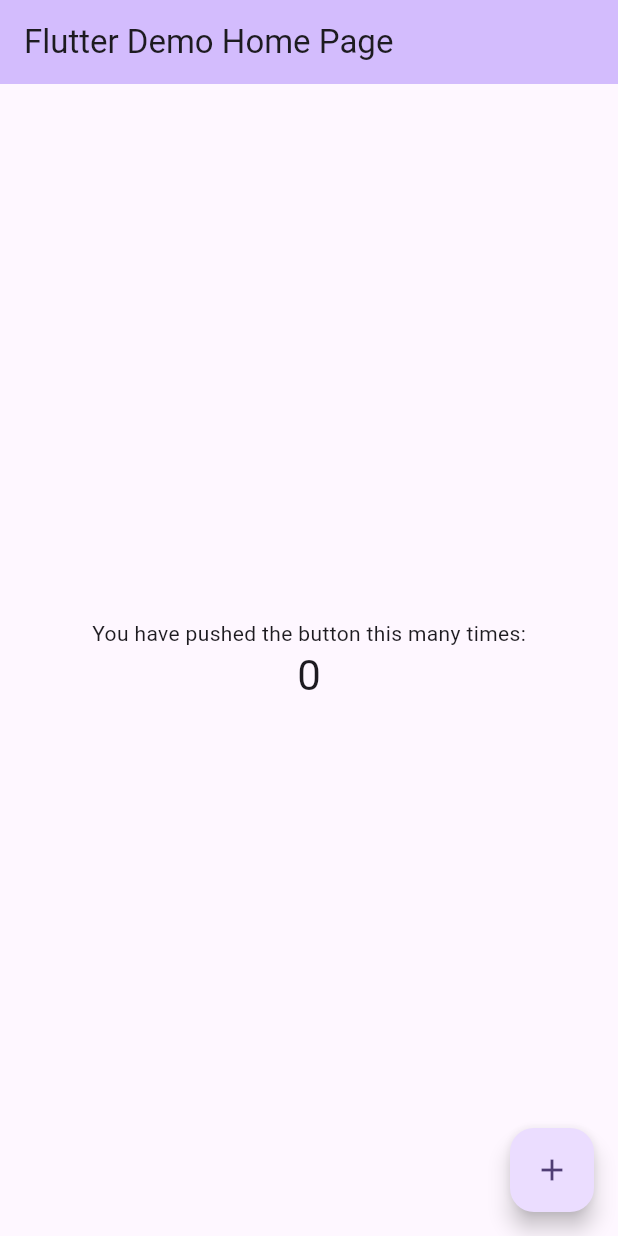
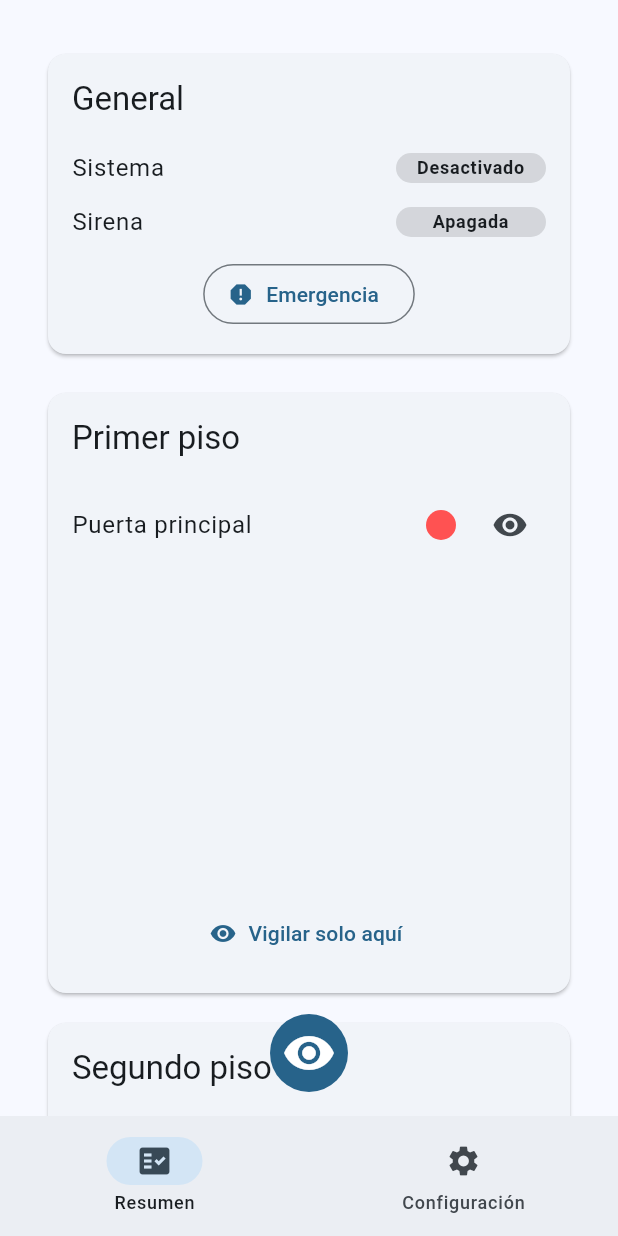
Before and after one commit to ramomar/alarmapp-pwa, a Flutter app: the screen it shows after launch, on a phone screen of 412 x 824 dp. Run offline on Flutter 3.47's test engine with Material 2 defaults, Android fonts, the phone set to English and light mode, and no system bars.

Commit message:
Scaffold layout and UI elements

```diff
--- a/lib/main.dart
+++ b/lib/main.dart
@@ -1,125 +1,61 @@
+import 'package:alarmapp_pwa/status_page.dart';
+import 'package:alarmapp_pwa/settings_page.dart';
 import 'package:flutter/material.dart';
 
 void main() {
-  runApp(const MyApp());
+  runApp(const App());
 }
 
-class MyApp extends StatelessWidget {
-  const MyApp({super.key});
+class App extends StatelessWidget {
+  const App({super.key});
 
-  // This widget is the root of your application.
   @override
   Widget build(BuildContext context) {
     return MaterialApp(
-      title: 'Flutter Demo',
+      title: 'Alarmapp',
       theme: ThemeData(
-        // This is the theme of your application.
-        //
-        // TRY THIS: Try running your application with "flutter run". You'll see
-        // the application has a blue toolbar. Then, without quitting the app,
-        // try changing the seedColor in the colorScheme below to Colors.green
-        // and then invoke "hot reload" (save your changes or press the "hot
-        // reload" button in a Flutter-supported IDE, or press "r" if you used
-        // the command line to start the app).
-        //
-        // Notice that the counter didn't reset back to zero; the application
-        // state is not lost during the reload. To reset the state, use hot
-        // restart instead.
-        //
-        // This works for code too, not just values: Most code changes can be
-        // tested with just a hot reload.
-        colorScheme: ColorScheme.fromSeed(seedColor: Colors.deepPurple),
+        colorScheme: ColorScheme.fromSeed(seedColor: Colors.lightBlue),
         useMaterial3: true,
       ),
-      home: const MyHomePage(title: 'Flutter Demo Home Page'),
+      home: const TabNavigation(),
     );
   }
 }
 
-class MyHomePage extends StatefulWidget {
-  const MyHomePage({super.key, required this.title});
-
-  // This widget is the home page of your application. It is stateful, meaning
-  // that it has a State object (defined below) that contains fields that affect
-  // how it looks.
-
-  // This class is the configuration for the state. It holds the values (in this
-  // case the title) provided by the parent (in this case the App widget) and
-  // used by the build method of the State. Fields in a Widget subclass are
-  // always marked "final".
-
-  final String title;
+class TabNavigation extends StatefulWidget {
+  const TabNavigation({super.key});
 
   @override
-  State<MyHomePage> createState() => _MyHomePageState();
+  State<TabNavigation> createState() => _TabNavigationState();
 }
 
-class _MyHomePageState extends State<MyHomePage> {
-  int _counter = 0;
-
-  void _incrementCounter() {
-    setState(() {
-      // This call to setState tells the Flutter framework that something has
-      // changed in this State, which causes it to rerun the build method below
-      // so that the display can reflect the updated values. If we changed
-      // _counter without calling setState(), then the build method would not be
-      // called again, and so nothing would appear to happen.
-      _counter++;
-    });
-  }
+class _TabNavigationState extends State<TabNavigation> {
+  int _currentPageIndex = 0;
 
   @override
   Widget build(BuildContext context) {
-    // This method is rerun every time setState is called, for instance as done
-    // by the _incrementCounter method above.
-    //
-    // The Flutter framework has been optimized to make rerunning build methods
-    // fast, so that you can just rebuild anything that needs updating rather
-    // than having to individually change instances of widgets.
     return Scaffold(
-      appBar: AppBar(
-        // TRY THIS: Try changing the color here to a specific color (to
-        // Colors.amber, perhaps?) and trigger a hot reload to see the AppBar
-        // change color while the other colors stay the same.
-        backgroundColor: Theme.of(context).colorScheme.inversePrimary,
-        // Here we take the value from the MyHomePage object that was created by
-        // the App.build method, and use it to set our appbar title.
-        title: Text(widget.title),
-      ),
-      body: Center(
-        // Center is a layout widget. It takes a single child and positions it
-        // in the middle of the parent.
-        child: Column(
-          // Column is also a layout widget. It takes a list of children and
-          // arranges them vertically. By default, it sizes itself to fit its
-          // children horizontally, and tries to be as tall as its parent.
-          //
-          // Column has various properties to control how it sizes itself and
-          // how it positions its children. Here we use mainAxisAlignment to
-          // center the children vertically; the main axis here is the vertical
-          // axis because Columns are vertical (the cross axis would be
-          // horizontal).
-          //
-          // TRY THIS: Invoke "debug painting" (choose the "Toggle Debug Paint"
-          // action in the IDE, or press "p" in the console), to see the
-          // wireframe for each widget.
-          mainAxisAlignment: MainAxisAlignment.center,
-          children: <Widget>[
-            const Text(
-              'You have pushed the button this many times:',
+        bottomNavigationBar: NavigationBar(
+          onDestinationSelected: (int index) {
+            setState(() {
+              _currentPageIndex = index;
+            });
+          },
+          selectedIndex: _currentPageIndex,
+          destinations: const <Widget>[
+            NavigationDestination(
+              icon: Icon(Icons.fact_check),
+              label: 'Resumen',
             ),
-            Text(
-              '$_counter',
-              style: Theme.of(context).textTheme.headlineMedium,
+            NavigationDestination(
+              icon: Icon(Icons.settings),
+              label: 'Configuración',
             ),
           ],
         ),
-      ),
-      floatingActionButton: FloatingActionButton(
-        onPressed: _incrementCounter,
-        tooltip: 'Increment',
-        child: const Icon(Icons.add),
-      ), // This trailing comma makes auto-formatting nicer for build methods.
-    );
+        body: <Widget>[
+          const StatusPage(),
+          const SettingsPage(),
+        ][_currentPageIndex]);
   }
 }
--- /dev/null
+++ b/lib/settings_page.dart
@@ -0,0 +1,30 @@
+import 'package:flutter/material.dart';
+
+class SettingsPage extends StatelessWidget {
+  const SettingsPage({super.key});
+
+  @override
+  Widget build(BuildContext context) {
+    final List<Widget> items = [
+      Row(
+        mainAxisAlignment: MainAxisAlignment.spaceBetween,
+        children: [
+          const Text('Probar sirena'),
+          OutlinedButton(
+            child: const Text('Probar'),
+            onPressed: () => {},
+          ),
+        ],
+      ),
+    ];
+
+    return ListView.separated(
+      padding: const EdgeInsets.only(left: 28, right: 28, top: 32),
+      itemCount: items.length,
+      itemBuilder: (BuildContext context, int index) {
+        return Container(child: items[index]);
+      },
+      separatorBuilder: (BuildContext context, int index) => const Divider(),
+    );
+  }
+}
--- /dev/null
+++ b/lib/status_page.dart
@@ -0,0 +1,273 @@
+import 'package:flutter/material.dart';
+
+class StatusPage extends StatelessWidget {
+  const StatusPage({super.key});
+
+  @override
+  Widget build(BuildContext context) {
+    return Padding(
+      padding: const EdgeInsets.only(left: 28, right: 28, top: 32),
+      child: Stack(
+        children: [
+          const Center(
+            child: SingleChildScrollView(
+              child: StatusView(),
+            ),
+          ),
+          Align(
+            alignment: Alignment.bottomCenter,
+            child: Padding(
+              padding: const EdgeInsets.only(bottom: 16),
+              child: IconButton.filled(
+                iconSize: 36,
+                icon: const Icon(Icons.visibility),
+                onPressed: () => {},
+              ),
+            ),
+          ),
+        ],
+      ),
+    );
+  }
+}
+
+class StatusView extends StatelessWidget {
+  const StatusView({super.key});
+
+  @override
+  Widget build(BuildContext context) {
+    return Column(
+      children: [
+        SummaryCard(
+          title: 'General',
+          height: 200,
+          indicators: const [
+            SimpleIndicator(
+              label: 'Sistema',
+              indicator: StatusChip(
+                label: 'Desactivado',
+                state: StatusChipState.disabled,
+              ),
+            ),
+            SimpleIndicator(
+              label: 'Sirena',
+              indicator: StatusChip(
+                label: 'Apagada',
+                state: StatusChipState.disabled,
+              ),
+            ),
+          ],
+          actionButton: OutlinedButton.icon(
+            onPressed: () => {},
+            icon: const Icon(Icons.report),
+            label: const Text('Emergencia'),
+          ),
+        ),
+        const SizedBox(height: 18),
+        SummaryCard(
+          title: 'Primer piso',
+          height: 400,
+          indicators: [
+            ActionableIndicator(
+              label: 'Puerta principal',
+              indicator: const StatusChipLight(state: StatusChipState.warning),
+              action: IconButton(
+                onPressed: () => {},
+                icon: const Icon(Icons.visibility),
+              ),
+            )
+          ],
+          actionButton: TextButton.icon(
+            onPressed: () => {},
+            icon: const Icon(Icons.visibility),
+            label: const Text('Vigilar solo aquí'),
+          ),
+        ),
+        const SizedBox(height: 12),
+        SummaryCard(
+          title: 'Segundo piso',
+          height: 400,
+          indicators: const [],
+          actionButton: TextButton.icon(
+            onPressed: () => {},
+            icon: const Icon(Icons.visibility),
+            label: const Text('Vigilar solo aquí'),
+          ),
+        ),
+        const SizedBox(height: 80),
+      ],
+    );
+  }
+}
+
+class SummaryCard extends StatelessWidget {
+  const SummaryCard({
+    super.key,
+    required this.title,
+    required this.height,
+    required this.indicators,
+    this.actionButton,
+  });
+
+  final String title;
+  final double height;
+  final List<Widget> indicators;
+  final Widget? actionButton;
+
+  @override
+  Widget build(BuildContext context) {
+    return Card(
+      child: SizedBox(
+        height: height,
+        child: Center(
+          child: Padding(
+            padding: const EdgeInsets.only(left: 16, right: 16, top: 16),
+            child: Column(
+              children: [
+                Align(
+                  alignment: Alignment.centerLeft,
+                  child: Text(
+                    title,
+                    style: Theme.of(context).textTheme.titleLarge,
+                  ),
+                ),
+                const SizedBox(height: 20),
+                for (var indicator in indicators) ...[
+                  indicator,
+                  const SizedBox(height: 12),
+                ],
+                Expanded(
+                  child: Align(
+                    alignment: Alignment.bottomCenter,
+                    child: Padding(
+                      padding: const EdgeInsets.only(bottom: 16),
+                      child: actionButton,
+                    ),
+                  ),
+                ),
+              ],
+            ),
+          ),
+        ),
+      ),
+    );
+  }
+}
+
+class SimpleIndicator extends StatelessWidget {
+  const SimpleIndicator({
+    super.key,
+    required this.label,
+    required this.indicator,
+  });
+
+  final String label;
+  final Widget indicator;
+
+  @override
+  Widget build(BuildContext context) {
+    return Row(
+      mainAxisAlignment: MainAxisAlignment.spaceBetween,
+      children: [
+        Text(
+          label,
+          style: Theme.of(context).textTheme.bodyLarge,
+        ),
+        indicator,
+      ],
+    );
+  }
+}
+
+class ActionableIndicator extends StatelessWidget {
+  const ActionableIndicator({
+    super.key,
+    required this.label,
+    required this.indicator,
+    required this.action,
+  });
+
+  final String label;
+  final Widget indicator;
+  final Widget action;
+
+  @override
+  Widget build(BuildContext context) {
+    return Row(
+      mainAxisAlignment: MainAxisAlignment.spaceBetween,
+      children: [
+        Text(
+          label,
+          style: Theme.of(context).textTheme.bodyLarge,
+        ),
+        Row(
+          children: [
+            indicator,
+            const SizedBox(width: 12),
+            action,
+          ],
+        ),
+      ],
+    );
+  }
+}
+
+enum StatusChipState { disabled, warning, ready }
+
+final Map<StatusChipState, Color?> statusToColor = Map.of({
+  StatusChipState.ready: Colors.greenAccent[200],
+  StatusChipState.disabled: Colors.black12,
+  StatusChipState.warning: Colors.redAccent[200],
+});
+
+class StatusChip extends StatelessWidget {
+  const StatusChip({super.key, required this.label, required this.state});
+
+  final String label;
+  final StatusChipState state;
+
+  @override
+  Widget build(BuildContext context) {
+    return SizedBox(
+      height: 20,
+      width: 100,
+      child: DecoratedBox(
+        decoration: BoxDecoration(
+          borderRadius: BorderRadius.circular(10),
+          color: statusToColor[state],
+        ),
+        child: Padding(
+          padding: const EdgeInsets.symmetric(vertical: 2, horizontal: 12),
+          child: Text(
+            label,
+            textAlign: TextAlign.center,
+            style: Theme.of(context)
+                .textTheme
+                .labelMedium
+                ?.copyWith(fontWeight: FontWeight.bold),
+          ),
+        ),
+      ),
+    );
+  }
+}
+
+class StatusChipLight extends StatelessWidget {
+  const StatusChipLight({super.key, required this.state});
+
+  final StatusChipState state;
+
+  @override
+  Widget build(BuildContext context) {
+    return SizedBox(
+      height: 20,
+      width: 20,
+      child: DecoratedBox(
+        decoration: BoxDecoration(
+          borderRadius: BorderRadius.circular(100),
+          color: statusToColor[state],
+        ),
+      ),
+    );
+  }
+}
```
Also changed, not shown: 1 other file.
